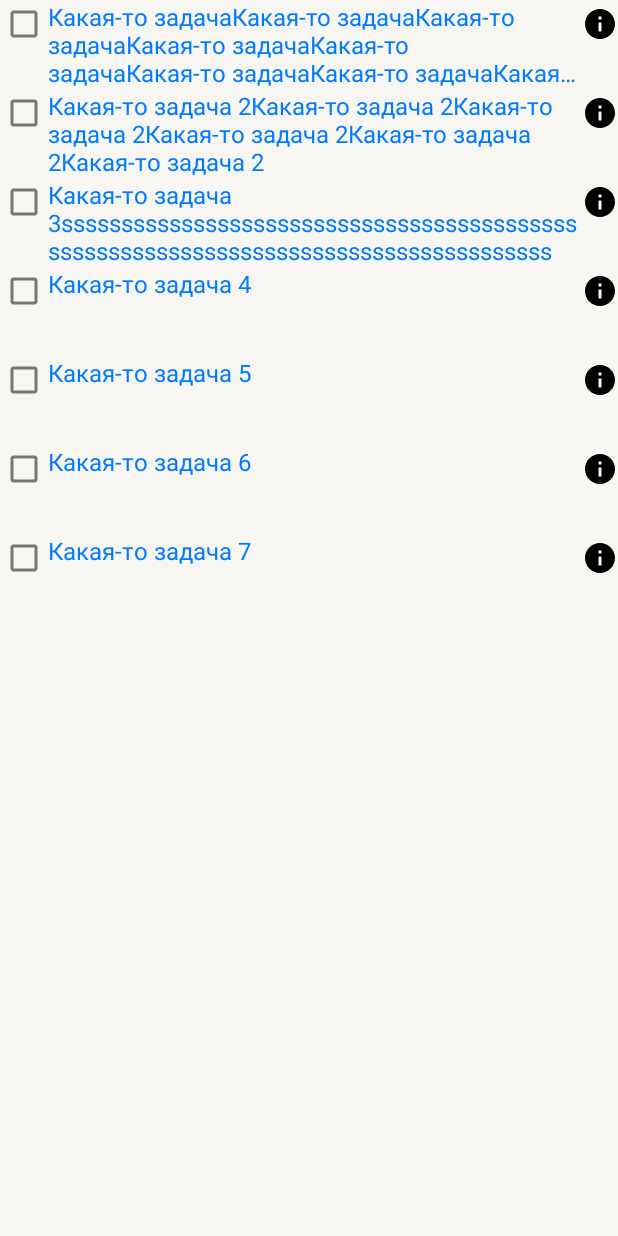
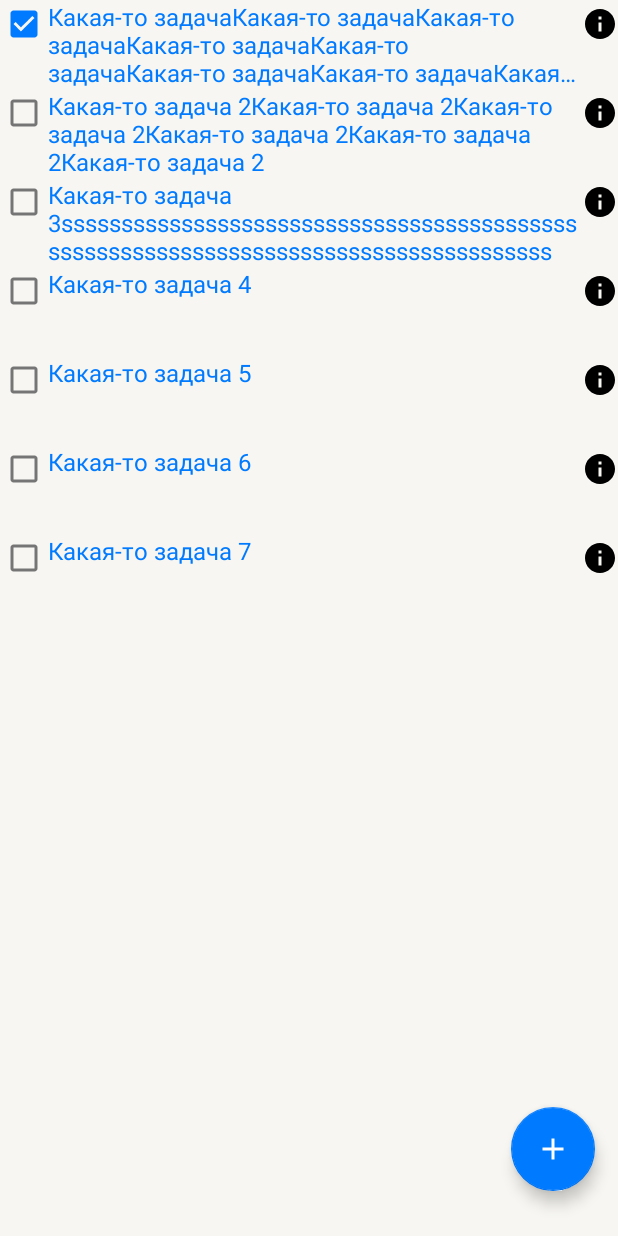
Before and after one commit to IVIaximus12/yxhwork, an Android app: the TodoItemFragment screen opened through its navigation route, after a tap on an icon or button, on a phone screen of 412 x 824 dp. Run offline under Robolectric (Android 15) with nearby library versions, the phone set to English and light mode, and no system bars.

Commit message:
Made the main part of the navigation.

```diff
--- a/app/src/main/java/com/example/yandex_hwork/DateService.kt
+++ b/app/src/main/java/com/example/yandex_hwork/DateService.kt
@@ -13,5 +13,6 @@ class DateService {
             val day = calendar.get(Calendar.DAY_OF_MONTH)
             return Date(year, month, day)
         }
+        fun getString(date: Date) = "${date.dayOfMonth}/${date.month + 1}/${date.year}"
     }
 }
--- a/app/src/main/java/com/example/yandex_hwork/TodoItemsAdapter.kt
+++ b/app/src/main/java/com/example/yandex_hwork/TodoItemsAdapter.kt
@@ -54,7 +54,7 @@ class TodoItemsAdapter(
         val todoItem = v.tag as TodoItem
         when (v.id) {
             R.id.checkBoxTodoItem -> {
-
+                actionListener.onTodoItemChecked(todoItem)
             }
             else -> {
                 actionListener.onTodoItemChange(todoItem)
--- a/app/src/main/java/com/example/yandex_hwork/model/TodoItem.kt
+++ b/app/src/main/java/com/example/yandex_hwork/model/TodoItem.kt
@@ -1,13 +1,13 @@
 package com.example.yandex_hwork.model
 
 data class TodoItem(
-    val id: String,
-    var text: String,
-    var importance: Importance,
-    var deadline: Date,
-    var completed: Boolean,
-    var dateCreation: Date,
-    var dateChange: Date
+    var id: String = "-1",
+    var text: String = "",
+    var importance: Importance = Importance.Normal,
+    var deadline: Date = Date(-1,-1,-1),
+    var completed: Boolean = false,
+    var dateCreation: Date = Date(-1,-1,-1),
+    var dateChange: Date = Date(-1,-1,-1)
 )
 
 enum class Importance(val text: String) {
--- a/app/src/main/java/com/example/yandex_hwork/screens/TodoItemFragment.kt
+++ b/app/src/main/java/com/example/yandex_hwork/screens/TodoItemFragment.kt
@@ -5,16 +5,14 @@ import android.os.Bundle
 import android.view.View
 import android.widget.EditText
 import android.widget.ImageButton
-import android.widget.Switch
 import android.widget.TextView
+import androidx.appcompat.widget.SwitchCompat
 import androidx.core.content.ContextCompat
 import androidx.core.os.bundleOf
 import androidx.core.widget.doAfterTextChanged
 import androidx.fragment.app.Fragment
 import androidx.navigation.fragment.findNavController
-import com.example.yandex_hwork.DateService
-import com.example.yandex_hwork.MaybeTask
-import com.example.yandex_hwork.R
+import com.example.yandex_hwork.*
 import com.example.yandex_hwork.model.Date
 import com.example.yandex_hwork.model.Importance
 import com.example.yandex_hwork.model.TodoItem
@@ -23,7 +21,7 @@ class TodoItemFragment: Fragment(R.layout.fragment_todo_item) {
 
     private lateinit var datePickerDialog: DatePickerDialog
     private lateinit var closeButton: ImageButton
-    private lateinit var dateSwitch: Switch
+    private lateinit var dateSwitch: SwitchCompat
     private lateinit var todoText: EditText
     private lateinit var dateText: TextView
     private lateinit var whenText: TextView
@@ -31,19 +29,28 @@ class TodoItemFragment: Fragment(R.layout.fragment_todo_item) {
     private lateinit var importantChooseText: TextView
     private lateinit var deleteButtonText: TextView
 
+    private lateinit var todoItem: TodoItem
+    private lateinit var originalTodoItem: TodoItem
+
+    private val todoItemsRepository: TodoItemsRepository
+        get() = (activity?.applicationContext as App).todoItemsRepository
+
     override fun onViewCreated(view: View, savedInstanceState: Bundle?) {
         super.onViewCreated(view, savedInstanceState)
 
+        originalTodoItem  = todoItemsRepository.getCurrentItem()
+        todoItem = originalTodoItem.copy()
+
+
         initViews(view)
+        initContent()
         initListeners()
         initDatePicker()
-        initWithData()
     }
 
-    private fun initWithData() {
-        var todoItem = someData()
+    private fun initContent() {
 
-        deleteButtonText.isEnabled = true
+        deleteButtonText.isEnabled = todoItem.id != "-1"
 
         todoText.setText(todoItem.text)
 
@@ -62,23 +69,17 @@ class TodoItemFragment: Fragment(R.layout.fragment_todo_item) {
             }
         }
 
-
-        val realMonth = todoItem.deadline.month + 1
-        val date = "${todoItem.deadline.dayOfMonth}/$realMonth/${todoItem.deadline.year}"
-        dateText.text = date
-        dateSwitch.isChecked = true
+        initDateContent()
     }
 
-    // хардкод задачи
-    private fun someData() = TodoItem(
-            "1234567",
-            getString(R.string.someTodoText),
-            Importance.High,
-            DateService.getCurrentDate(),
-            false,
-            DateService.getCurrentDate(),
-            DateService.getCurrentDate()
-        )
+    private fun initDateContent() {
+        if (todoItem.deadline.month != -1) {
+            val realMonth = todoItem.deadline.month + 1
+            val date = "${todoItem.deadline.dayOfMonth}/$realMonth/${todoItem.deadline.year}"
+            dateText.text = date
+            dateSwitch.isChecked = true
+        } else dateSwitch.isChecked = false
+    }
 
     private fun initViews(view: View) {
         dateText = view.findViewById(R.id.dateText)
@@ -92,23 +93,51 @@ class TodoItemFragment: Fragment(R.layout.fragment_todo_item) {
     }
 
     private fun initListeners() {
-        closeButton.setOnClickListener() {
-            exampleNewTask()
+        closeButton.setOnClickListener {
+            if (originalTodoItem.text.isEmpty()) todoItemsRepository.deleteTodoItem(todoItem)
             findNavController().popBackStack()
         }
 
-        saveButtonText.setOnClickListener() {
-            exampleNewTask()
+        saveButtonText.setOnClickListener {
+            todoItem.id = todoItemsRepository.getNextId()
+            todoItemsRepository.editTodoItem(todoItem)
+            findNavController().popBackStack()
+        }
+
+        deleteButtonText.setOnClickListener {
+            todoItemsRepository.deleteTodoItem(todoItem)
             findNavController().popBackStack()
         }
 
         todoText.doAfterTextChanged { text ->
-            saveButtonText.isEnabled = !text.isNullOrEmpty()
+            todoItem.text = text.toString()
+            readyToSave()
         }
 
-        dateText.setOnClickListener() {
+        dateText.setOnClickListener {
             datePickerDialog.show()
         }
+
+        dateSwitch.setOnCheckedChangeListener { _, isChecked ->
+            if(isChecked) {
+                dateText.visibility = View.VISIBLE
+
+                if (originalTodoItem.deadline.year != -1) {
+                    todoItem.deadline = originalTodoItem.deadline
+                } else todoItem.deadline = DateService.getCurrentDate()
+
+                dateText.text = DateService.getString(todoItem.deadline)
+                readyToSave()
+            } else {
+                dateText.visibility = View.INVISIBLE
+                todoItem.deadline = Date(-1,-1,-1)
+                readyToSave()
+            }
+        }
+    }
+
+    private fun readyToSave() {
+        saveButtonText.isEnabled = originalTodoItem != todoItem && todoItem.text.isNotEmpty()
     }
 
     private fun initDatePicker() {
@@ -117,6 +146,8 @@ class TodoItemFragment: Fragment(R.layout.fragment_todo_item) {
             val realMonth = month + 1
             val date = "$dayOfMonth/$realMonth/$year"
             dateText.text = date
+            todoItem.deadline = Date(year, month, dayOfMonth)
+            readyToSave()
         }
 
         val currentDate = DateService.getCurrentDate()
@@ -138,5 +169,8 @@ class TodoItemFragment: Fragment(R.layout.fragment_todo_item) {
     companion object {
         const val REQUEST_CODE = "NEW_TASK_REQUEST_CODE"
         const val NEW_TASK = "NEW_TASK"
+
+        const val NEW_ITEM_REQUEST_CODE = "NEW_ITEM_REQUEST_CODE"
+        const val SAVE_ITEM_REQUEST_CODE = "SAVE_ITEM_REQUEST_CODE"
     }
 }
--- /dev/null
+++ b/app/src/main/res/drawable/ic_add_fab.xml
@@ -0,0 +1,9 @@
+<vector android:height="24dp"
+    android:tint="#000000"
+    android:viewportHeight="24"
+    android:viewportWidth="24"
+    android:width="24dp"
+    xmlns:android="http://schemas.android.com/apk/res/android">
+    <path android:fillColor="@android:color/white"
+        android:pathData="M19,13h-6v6h-2v-6H5v-2h6V5h2v6h6v2z"/>
+</vector>
--- a/app/src/main/res/layout/fragment_todo_item.xml
+++ b/app/src/main/res/layout/fragment_todo_item.xml
@@ -132,7 +132,7 @@
                 app:layout_constraintLeft_toLeftOf="parent"
                 app:layout_constraintTop_toBottomOf="@+id/whenText" />
 
-            <Switch
+            <androidx.appcompat.widget.SwitchCompat
                 android:id="@+id/dateSwitch"
                 android:layout_width="wrap_content"
                 android:layout_height="wrap_content"
--- a/app/src/main/res/layout/fragment_todo_list.xml
+++ b/app/src/main/res/layout/fragment_todo_list.xml
@@ -1,9 +1,26 @@
 <?xml version="1.0" encoding="utf-8"?>
-<androidx.recyclerview.widget.RecyclerView
+<androidx.constraintlayout.widget.ConstraintLayout
     xmlns:android="http://schemas.android.com/apk/res/android"
     xmlns:app="http://schemas.android.com/apk/res-auto"
     xmlns:tools="http://schemas.android.com/tools"
     android:layout_width="match_parent"
-    android:layout_height="match_parent"
-    android:id="@+id/recyclerView"
-    tools:context="com.example.yandex_hwork.screens.TodoListFragment"/>
+    android:layout_height="match_parent">
+
+    <androidx.recyclerview.widget.RecyclerView
+        android:layout_width="match_parent"
+        android:layout_height="match_parent"
+        android:id="@+id/recyclerView"
+        tools:context="com.example.yandex_hwork.screens.TodoListFragment"/>
+
+    <com.google.android.material.floatingactionbutton.FloatingActionButton
+        android:id="@+id/newTodoItemBtn"
+        android:layout_width="wrap_content"
+        android:layout_height="wrap_content"
+        android:layout_marginEnd="15dp"
+        android:layout_marginBottom="30dp"
+        android:elevation="3dp"
+        app:layout_constraintBottom_toBottomOf="@+id/recyclerView"
+        app:layout_constraintEnd_toEndOf="parent"
+        app:tint="@color/color_white"
+        android:src="@drawable/ic_add_fab" />
+</androidx.constraintlayout.widget.ConstraintLayout>
```
Also changed, not shown: app/src/main/java/com/example/yandex_hwork/TodoItemsRepository.kt (+27 -9 lines), app/src/main/java/com/example/yandex_hwork/screens/TodoListFragment.kt (+20 -1 lines).
